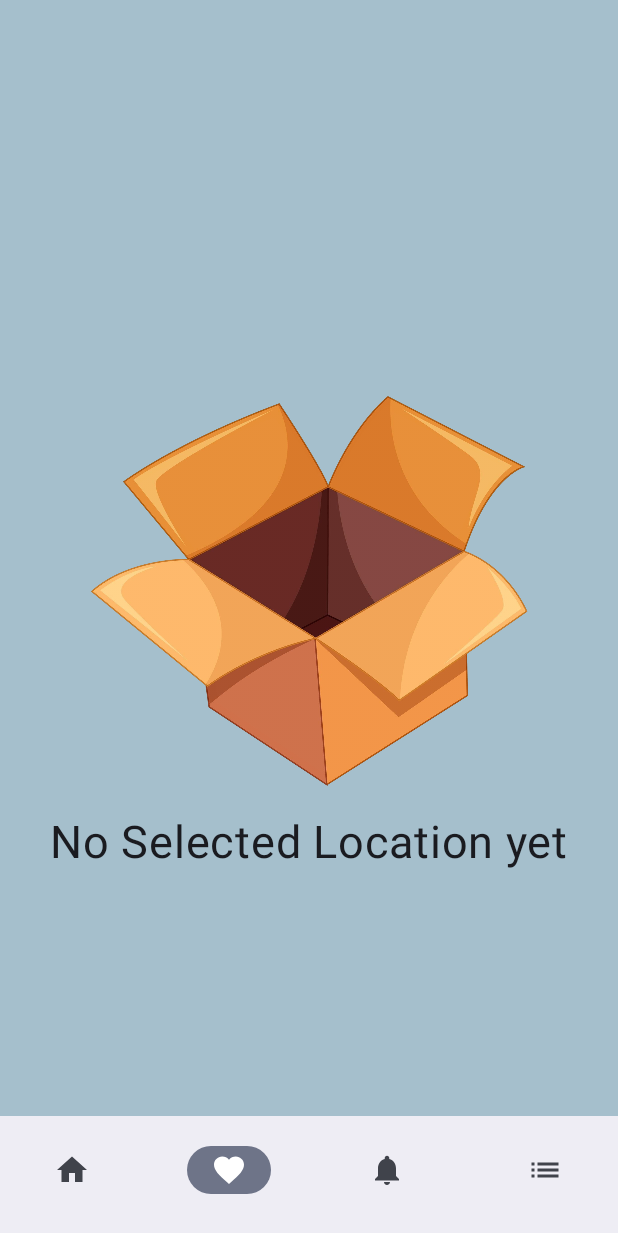
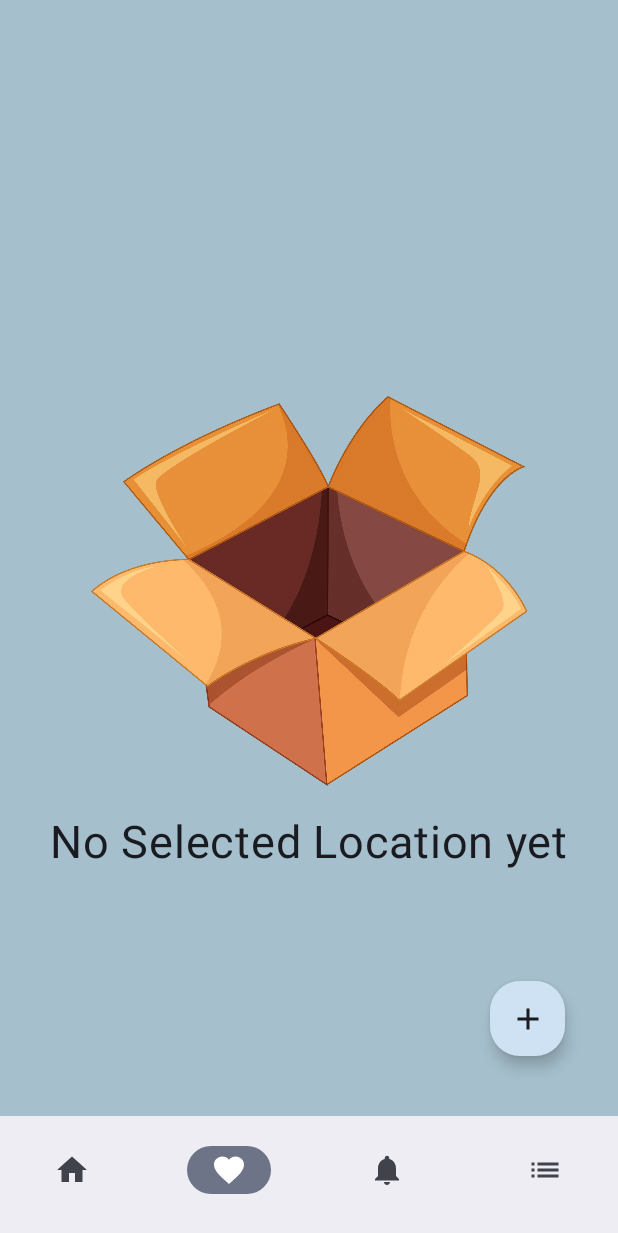
Before and after one commit to arwakhaled24/SkyCast, an Android app built with Jetpack Compose: the screen it shows after launch (MainActivity), item 2 of the bottom bar chosen, on a phone screen of 412 x 824 dp. Shown: the top 1233 px of the screen. Run offline under Robolectric (Android 15) with nearby library versions, the light colour scheme and no system bars; our stand-ins replace Room's generated code, livedata-compose; network calls fail; 3 statements that could not run were skipped.

Commit message:
undo and snack bar edit banner in map and the addFav buttom

```diff
--- a/app/build.gradle.kts
+++ b/app/build.gradle.kts
@@ -123,6 +123,9 @@ dependencies {
     //testing view model
     testImplementation ("androidx.arch.core:core-testing:2.2.0")
 
+    val work_version = "2.10.0"
+    implementation("androidx.work:work-runtime-ktx:$work_version")
+
 
 
 
--- a/app/src/main/java/com/example/skycast/Favourits/view/Favourits.kt
+++ b/app/src/main/java/com/example/skycast/Favourits/view/Favourits.kt
@@ -15,6 +15,7 @@ import androidx.compose.foundation.layout.Spacer
 import androidx.compose.foundation.layout.fillMaxSize
 import androidx.compose.foundation.layout.fillMaxWidth
 import androidx.compose.foundation.layout.height
+import androidx.compose.foundation.layout.offset
 import androidx.compose.foundation.layout.padding
 import androidx.compose.foundation.layout.size
 import androidx.compose.foundation.layout.width
@@ -48,6 +49,10 @@ import com.example.skycast.data.RespondStatus
 import com.example.skycast.data.dataClasses.LocationDataClass
 import com.example.skycast.home.view.Home
 import com.example.skycast.home.viewModel.WeatherViewModel
+import com.example.skycast.ui.theme.BluePeriwinkle
+import com.example.skycast.ui.theme.CloudWhite
+import com.example.skycast.ui.theme.PrimaryContainer
+import com.example.skycast.ui.theme.SilverGray
 
 @RequiresApi(Build.VERSION_CODES.O)
 @Composable
@@ -134,22 +139,10 @@ fun OnSuccess(
                             Text("UNDO")
                         }
                     },
-                    modifier = Modifier.padding(16.dp)
+                    modifier = Modifier.padding(bottom = 80.dp)
                 ) {
                     Text("Location removed from favorites")
                 }
-            }
-        },
-        floatingActionButton = {
-            FloatingActionButton(
-                onClick = onFabClick,
-                modifier = Modifier
-                    .width(50.dp)
-                    .height(50.dp),
-                shape = RoundedCornerShape(20.dp),
-                containerColor = Color.White
-            ) {
-                Icon(imageVector = Icons.Filled.Add, contentDescription = "Add Location")
             }
         }
     ) { innerPadding ->
@@ -198,6 +191,20 @@ fun OnSuccess(
                         )
                     }
                 }
+
+            }
+            FloatingActionButton(
+                onClick = onFabClick,
+                modifier = Modifier
+                    .align(Alignment.BottomEnd)
+                    .padding(bottom = 120.dp, end = 35.dp)
+                    .width(50.dp)
+                    .height(50.dp),
+                shape = RoundedCornerShape(20.dp),
+                containerColor = PrimaryContainer,
+
+                ) {
+                Icon(imageVector = Icons.Filled.Add, contentDescription = "Add Location")
             }
         }
     }
--- a/app/src/main/java/com/example/skycast/ui/theme/Theme.kt
+++ b/app/src/main/java/com/example/skycast/ui/theme/Theme.kt
@@ -22,6 +22,7 @@ val PureWhite = Color(0xFFFFFFFF)
 val OffWhite = Color(0xFFF8F7FF)
 val DarkGray = Color(0xFF333333)
 val MediumGray = Color(0xFF666666)
+val PrimaryContainer = Color(0xFFcfe2f3)
 
 private val LightColorScheme = lightColorScheme(
     primary = DeepPurple,        // Primary brand color
@@ -35,7 +36,10 @@ private val LightColorScheme = lightColorScheme(
     onBackground = DarkGray,     // Text/icons on background
     onSurface = DarkGray,        // Text/icons on surface
     surfaceVariant = PaleLavender, // Alternative surface color
-    onSurfaceVariant = DeepPurple // Text on alternative surface
+    onSurfaceVariant = DeepPurple, // Text on alternative surfac
+    onPrimaryContainer = PrimaryContainer
+
+
 )
 
 private val DarkColorScheme = darkColorScheme(
--- a/app/src/main/java/com/example/skycast/view/MainActivity.kt
+++ b/app/src/main/java/com/example/skycast/view/MainActivity.kt
@@ -241,7 +241,7 @@ fun MainScreen(
         containerColor = Color(0xFFA5BFCC),
         snackbarHost = { SnackbarHost(snackbarHostState) },
         bottomBar = {
-            NavigationBar (modifier = Modifier.background(Color(0xFF95a6c9))){
+            NavigationBar (modifier = Modifier.background(Color( 0xFFA5BFCC/*0xFF95a6c9*/))){
                 navItems.forEachIndexed({ index, screen ->
                     NavigationBarItem(
                         label = { screen.name },
@@ -261,11 +261,11 @@ fun MainScreen(
         AnimatedContent(targetState = selectedIndex.value, transitionSpec = {
             slideIntoContainer(
                 animationSpec = tween(500, easing = EaseIn),
-                towards = Right
+                towards = Left
             ).with(
                 slideOutOfContainer(
                     animationSpec = tween(500, easing = EaseOut),
-                    towards = Left
+                    towards = Right
                 )
             )
         }) { targetState ->
```
Also changed, not shown: app/src/main/java/com/example/skycast/Favourits/view/map.kt (+14 -5 lines).
